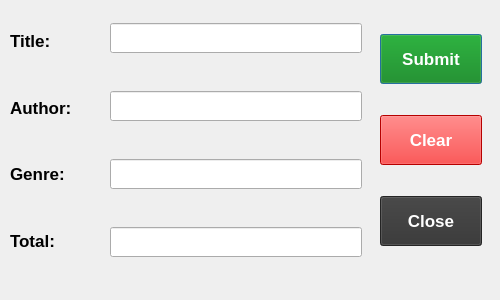
Above: UI/uifiles/addbooks.ui from ayushr01/Library-Management-System before the change. Below: the same form after it.
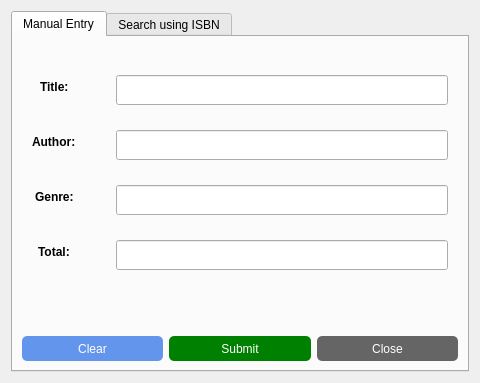
That is the form after the change.

Commit message: Added new book add dialog. Also contains WIP API functions

```diff
--- a/UI/uifiles/addbooks.ui
+++ b/UI/uifiles/addbooks.ui
@@ -6,58 +6,51 @@
    <rect>
     <x>0</x>
     <y>0</y>
-    <width>500</width>
-    <height>300</height>
+    <width>480</width>
+    <height>383</height>
    </rect>
   </property>
-  <property name="sizePolicy">
-   <sizepolicy hsizetype="Fixed" vsizetype="Fixed">
-    <horstretch>0</horstretch>
-    <verstretch>0</verstretch>
-   </sizepolicy>
-  </property>
-  <property name="minimumSize">
-   <size>
-    <width>500</width>
-    <height>300</height>
-   </size>
-  </property>
-  <property name="maximumSize">
-   <size>
-    <width>500</width>
-    <height>300</height>
-   </size>
-  </property>
-  <property name="font">
-   <font>
-    <pointsize>13</pointsize>
-    <bold>true</bold>
-   </font>
-  </property>
   <property name="windowTitle">
    <string>Add Books</string>
   </property>
-  <widget class="QWidget" name="layoutWidget">
-   <property name="geometry">
-    <rect>
-     <x>10</x>
-     <y>10</y>
-     <width>91</width>
-     <height>261</height>
-    </rect>
-   </property>
-   <property name="font">
-    <font>
-     <pointsize>12</pointsize>
-     <bold>false</bold>
-    </font>
-   </property>
-   <layout class="QVBoxLayout" name="textfield">
+  <layout class="QVBoxLayout" name="verticalLayout">
+   <item>
+    <widget class="QTabWidget" name="tabWidget">
+     <property name="currentIndex">
+      <number>0</number>
+     </property>
+     <widget class="QWidget" name="manual">
+      <attribute name="title">
+       <string>Manual Entry</string>
+      </attribute>
+      <layout class="QVBoxLayout" name="verticalLayout_2" stretch="10,1,2">
     <item>
+        <layout class="QFormLayout" name="inputform">
+         <property name="fieldGrowthPolicy">
+          <enum>QFormLayout::ExpandingFieldsGrow</enum>
+         </property>
+         <property name="labelAlignment">
+          <set>Qt::AlignCenter</set>
+         </property>
+         <property name="formAlignment">
+          <set>Qt::AlignCenter</set>
+         </property>
+         <property name="horizontalSpacing">
+          <number>40</number>
+         </property>
+         <property name="verticalSpacing">
+          <number>25</number>
+         </property>
+         <property name="leftMargin">
+          <number>10</number>
+         </property>
+         <property name="rightMargin">
+          <number>10</number>
+         </property>
+         <item row="0" column="0">
      <widget class="QLabel" name="titlefield">
       <property name="font">
        <font>
-        <pointsize>13</pointsize>
         <bold>true</bold>
        </font>
       </property>
@@ -66,11 +59,10 @@
       </property>
      </widget>
     </item>
-    <item>
-     <widget class="QLabel" name="authofield">
+         <item row="1" column="0">
+          <widget class="QLabel" name="authorfield">
       <property name="font">
        <font>
-        <pointsize>13</pointsize>
         <bold>true</bold>
        </font>
       </property>
@@ -79,11 +71,30 @@
       </property>
      </widget>
     </item>
-    <item>
+         <item row="0" column="1">
+          <widget class="QLineEdit" name="inputtitle">
+           <property name="minimumSize">
+            <size>
+             <width>0</width>
+             <height>30</height>
+            </size>
+           </property>
+          </widget>
+         </item>
+         <item row="1" column="1">
+          <widget class="QLineEdit" name="inputauthor">
+           <property name="minimumSize">
+            <size>
+             <width>0</width>
+             <height>30</height>
+            </size>
+           </property>
+          </widget>
+         </item>
+         <item row="2" column="0">
      <widget class="QLabel" name="genrefield">
       <property name="font">
        <font>
-        <pointsize>13</pointsize>
         <bold>true</bold>
        </font>
       </property>
@@ -92,11 +103,10 @@
       </property>
      </widget>
     </item>
-    <item>
+         <item row="3" column="0">
      <widget class="QLabel" name="totalfield">
       <property name="font">
        <font>
-        <pointsize>13</pointsize>
         <bold>true</bold>
        </font>
       </property>
@@ -105,96 +115,114 @@
       </property>
      </widget>
     </item>
-   </layout>
-  </widget>
-  <widget class="QWidget" name="layoutWidget">
-   <property name="geometry">
-    <rect>
-     <x>380</x>
-     <y>8</y>
-     <width>102</width>
-     <height>261</height>
-    </rect>
-   </property>
-   <property name="font">
-    <font>
-     <pointsize>12</pointsize>
-     <bold>true</bold>
-    </font>
-   </property>
-   <layout class="QVBoxLayout" name="buttons">
-    <property name="spacing">
-     <number>20</number>
-    </property>
-    <property name="topMargin">
-     <number>15</number>
-    </property>
-    <property name="bottomMargin">
-     <number>10</number>
-    </property>
+         <item row="2" column="1">
+          <widget class="QLineEdit" name="inputgenre">
+           <property name="minimumSize">
+            <size>
+             <width>0</width>
+             <height>30</height>
+            </size>
+           </property>
+          </widget>
+         </item>
+         <item row="3" column="1">
+          <widget class="QLineEdit" name="inputtotal">
+           <property name="minimumSize">
+            <size>
+             <width>0</width>
+             <height>30</height>
+            </size>
+           </property>
+          </widget>
+         </item>
+        </layout>
+       </item>
     <item>
-     <widget class="QPushButton" name="submitbutton">
-      <property name="minimumSize">
-       <size>
-        <width>100</width>
-        <height>50</height>
-       </size>
-      </property>
+        <widget class="QLabel" name="error">
       <property name="font">
        <font>
-        <pointsize>13</pointsize>
         <bold>true</bold>
        </font>
       </property>
       <property name="styleSheet">
-       <string notr="true">background-color : green;
-color: white;</string>
+          <string notr="true">color: orange</string>
       </property>
       <property name="text">
-       <string>Submit</string>
+          <string/>
+         </property>
+         <property name="alignment">
+          <set>Qt::AlignCenter</set>
       </property>
      </widget>
     </item>
+       <item>
+        <layout class="QHBoxLayout" name="buttonlayout">
     <item>
      <widget class="QPushButton" name="clearbutton">
       <property name="minimumSize">
        <size>
-        <width>100</width>
-        <height>50</height>
-       </size>
-      </property>
-      <property name="font">
-       <font>
-        <pointsize>13</pointsize>
-        <bold>true</bold>
-       </font>
-      </property>
+             <width>0</width>
+             <height>25</height>
+            </size>
+           </property>
       <property name="styleSheet">
-       <string notr="true">background-color : red;
-color: white;</string>
+            <string notr="true">QPushButton#clearbutton{
+	background-color: cornflowerblue;
+	border-radius: 5px;
+	color: white;
+}
+
+QPushButton#clearbutton:hover{
+	border: 2px solid teal;
+}</string>
       </property>
       <property name="text">
        <string>Clear</string>
       </property>
      </widget>
     </item>
+         <item>
+          <widget class="QPushButton" name="submitbutton">
+           <property name="minimumSize">
+            <size>
+             <width>0</width>
+             <height>25</height>
+            </size>
+           </property>
+           <property name="styleSheet">
+            <string notr="true">QPushButton#submitbutton{
+	background-color: green;
+	border-radius: 5px;
+	color: white;
+}
+
+QPushButton#submitbutton:hover{
+	border: 2px solid teal;
+}</string>
+           </property>
+           <property name="text">
+            <string>Submit</string>
+           </property>
+          </widget>
+         </item>
     <item>
      <widget class="QPushButton" name="closebutton">
       <property name="minimumSize">
        <size>
-        <width>100</width>
-        <height>50</height>
-       </size>
-      </property>
-      <property name="font">
-       <font>
-        <pointsize>13</pointsize>
-        <bold>true</bold>
-       </font>
-      </property>
+             <width>0</width>
+             <height>25</height>
+            </size>
+           </property>
       <property name="styleSheet">
-       <string notr="true">background-color: #333333;
-color: white;</string>
+            <string notr="true">QPushButton#closebutton{
+	background-color: #656565;
+	border-radius: 5px;
+	color: white;
+}
+
+QPushButton#closebutton:hover{
+	border: 2px solid teal;
+}</string>
       </property>
       <property name="text">
        <string>Close</string>
@@ -202,177 +230,17 @@
      </widget>
     </item>
    </layout>
-  </widget>
-  <widget class="QWidget" name="layoutWidget">
-   <property name="geometry">
-    <rect>
-     <x>110</x>
-     <y>10</y>
-     <width>252</width>
-     <height>261</height>
-    </rect>
-   </property>
-   <layout class="QVBoxLayout" name="entryfield">
-    <property name="spacing">
-     <number>25</number>
-    </property>
-    <property name="topMargin">
-     <number>0</number>
-    </property>
-    <item>
-     <widget class="QLineEdit" name="inputtitle">
-      <property name="minimumSize">
-       <size>
-        <width>250</width>
-        <height>30</height>
-       </size>
-      </property>
-      <property name="font">
-       <font>
-        <pointsize>13</pointsize>
-        <bold>true</bold>
-       </font>
-      </property>
-     </widget>
-    </item>
-    <item>
-     <widget class="QLineEdit" name="inputauthor">
-      <property name="minimumSize">
-       <size>
-        <width>250</width>
-        <height>30</height>
-       </size>
-      </property>
-      <property name="font">
-       <font>
-        <pointsize>13</pointsize>
-        <bold>true</bold>
-       </font>
-      </property>
+       </item>
+      </layout>
      </widget>
-    </item>
-    <item>
-     <widget class="QLineEdit" name="inputgenre">
-      <property name="minimumSize">
-       <size>
-        <width>250</width>
-        <height>30</height>
-       </size>
-      </property>
-      <property name="font">
-       <font>
-        <pointsize>13</pointsize>
-        <bold>true</bold>
-       </font>
-      </property>
+     <widget class="QWidget" name="isbn">
+      <attribute name="title">
+       <string>Search using ISBN</string>
+      </attribute>
      </widget>
-    </item>
-    <item>
-     <widget class="QLineEdit" name="inputtotal">
-      <property name="minimumSize">
-       <size>
-        <width>250</width>
-        <height>30</height>
-       </size>
-      </property>
-      <property name="font">
-       <font>
-        <pointsize>13</pointsize>
-        <bold>true</bold>
-       </font>
-      </property>
      </widget>
     </item>
    </layout>
-  </widget>
-  <widget class="QLabel" name="errortitle">
-   <property name="geometry">
-    <rect>
-     <x>10</x>
-     <y>60</y>
-     <width>351</width>
-     <height>21</height>
-    </rect>
-   </property>
-   <property name="font">
-    <font>
-     <pointsize>13</pointsize>
-     <bold>false</bold>
-    </font>
-   </property>
-   <property name="styleSheet">
-    <string notr="true">color: red</string>
-   </property>
-   <property name="text">
-    <string/>
-   </property>
-  </widget>
-  <widget class="QLabel" name="errorauthor">
-   <property name="geometry">
-    <rect>
-     <x>10</x>
-     <y>130</y>
-     <width>351</width>
-     <height>21</height>
-    </rect>
-   </property>
-   <property name="font">
-    <font>
-     <pointsize>13</pointsize>
-     <bold>false</bold>
-    </font>
-   </property>
-   <property name="styleSheet">
-    <string notr="true">color: red</string>
-   </property>
-   <property name="text">
-    <string/>
-   </property>
-  </widget>
-  <widget class="QLabel" name="errorgenre">
-   <property name="geometry">
-    <rect>
-     <x>10</x>
-     <y>190</y>
-     <width>351</width>
-     <height>31</height>
-    </rect>
-   </property>
-   <property name="font">
-    <font>
-     <pointsize>13</pointsize>
-     <bold>false</bold>
-    </font>
-   </property>
-   <property name="styleSheet">
-    <string notr="true">color: red</string>
-   </property>
-   <property name="text">
-    <string/>
-   </property>
-  </widget>
-  <widget class="QLabel" name="errortotal">
-   <property name="geometry">
-    <rect>
-     <x>10</x>
-     <y>260</y>
-     <width>351</width>
-     <height>31</height>
-    </rect>
-   </property>
-   <property name="font">
-    <font>
-     <pointsize>13</pointsize>
-     <bold>false</bold>
-    </font>
-   </property>
-   <property name="styleSheet">
-    <string notr="true">color: red</string>
-   </property>
-   <property name="text">
-    <string/>
-   </property>
-  </widget>
  </widget>
  <resources/>
  <connections/>
```
Left out of the diff: 6 changed lines with no effect on the pictures. Lines whose indentation alone changed are shown as unchanged. The commit also changes 3 other files.
